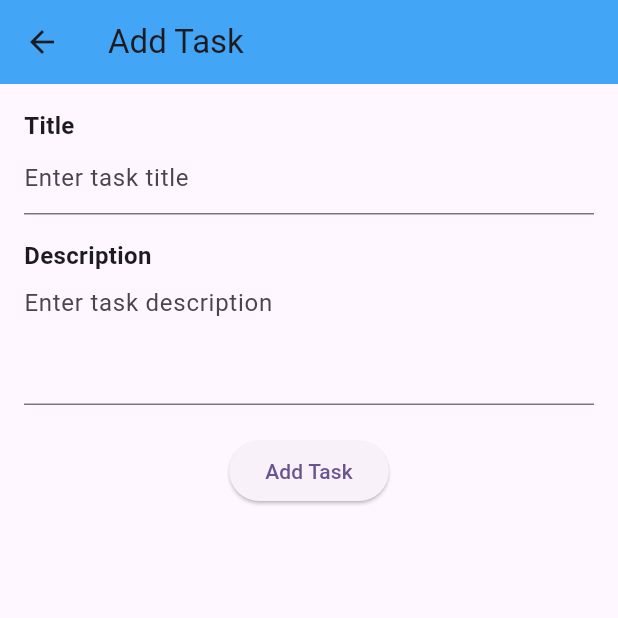
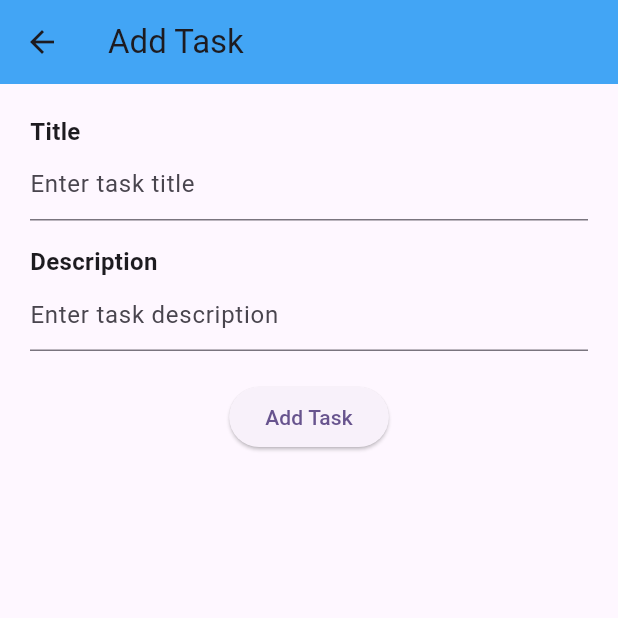
Before and after one commit to KshitijH123/todo_example, a Flutter app: the TodoInfo screen opened directly, on a phone screen of 412 x 824 dp, the top half of it. Run offline on Flutter 3.47's test engine with Material 3 defaults, Android fonts, the phone set to English and light mode, and no system bars.

Commit message:
ui change

```diff
--- a/lib/todo_info.dart
+++ b/lib/todo_info.dart
@@ -19,7 +19,7 @@ class _TodoInfoState extends State<TodoInfo> {
         title: const Text('Add Task'),
       ),
       body: Padding(
-        padding: const EdgeInsets.all(16.0),
+        padding: const EdgeInsets.all(20.0),
         child: Column(
           crossAxisAlignment: CrossAxisAlignment.start,
           children: [
@@ -40,7 +40,6 @@ class _TodoInfoState extends State<TodoInfo> {
             ),
             TextField(
               controller: _descriptionController,
-              maxLines: 3,
               decoration: const InputDecoration(
                 hintText: "Enter task description",
               ),
```
